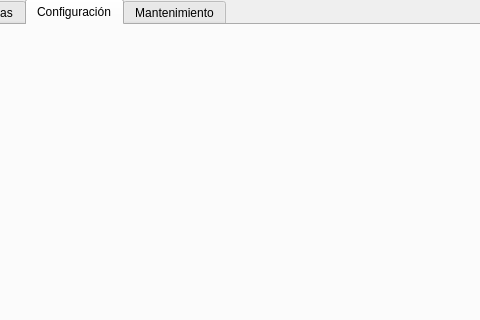
The window that TpO_base/mainwindow.ui (LauraMont/TPO-CarWash) describes before a commit, drawn with Qt 5; both pictures show x 126 to 606 and y 0 to 320 of the 800 by 600 pixel window.
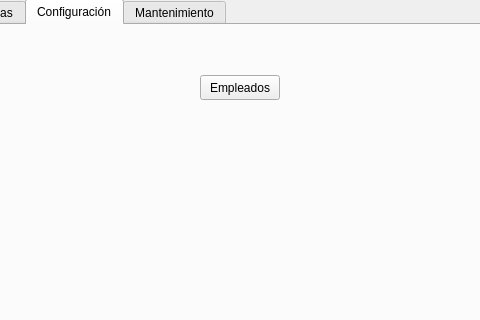
The same window after the commit. The open tabs and pages were chosen to show the change.

Diff of the .ui file:
```diff
--- a/TpO_base/mainwindow.ui
+++ b/TpO_base/mainwindow.ui
@@ -78,6 +78,19 @@
      <attribute name="title">
       <string>Configuración</string>
      </attribute>
+     <widget class="QPushButton" name="pb_empleados">
+      <property name="geometry">
+       <rect>
+        <x>330</x>
+        <y>50</y>
+        <width>80</width>
+        <height>25</height>
+       </rect>
+      </property>
+      <property name="text">
+       <string>Empleados</string>
+      </property>
+     </widget>
     </widget>
     <widget class="QWidget" name="Mantenimiento">
      <attribute name="title">
```
Left out of the diff: 2 changed lines with no effect on the pictures.
